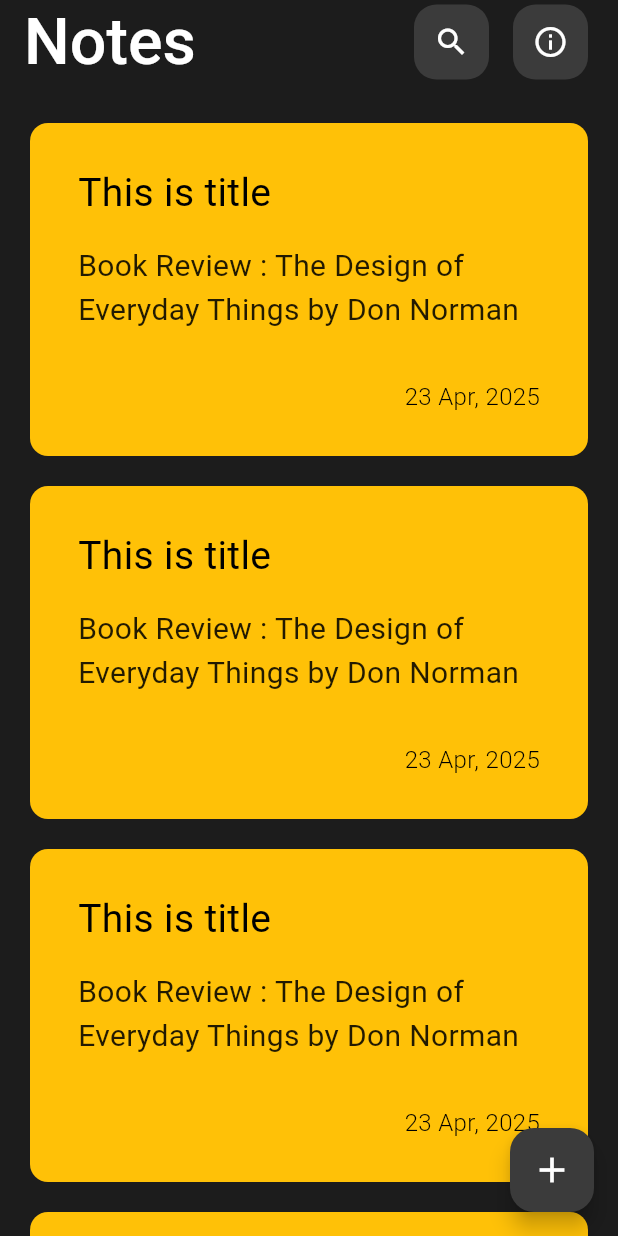
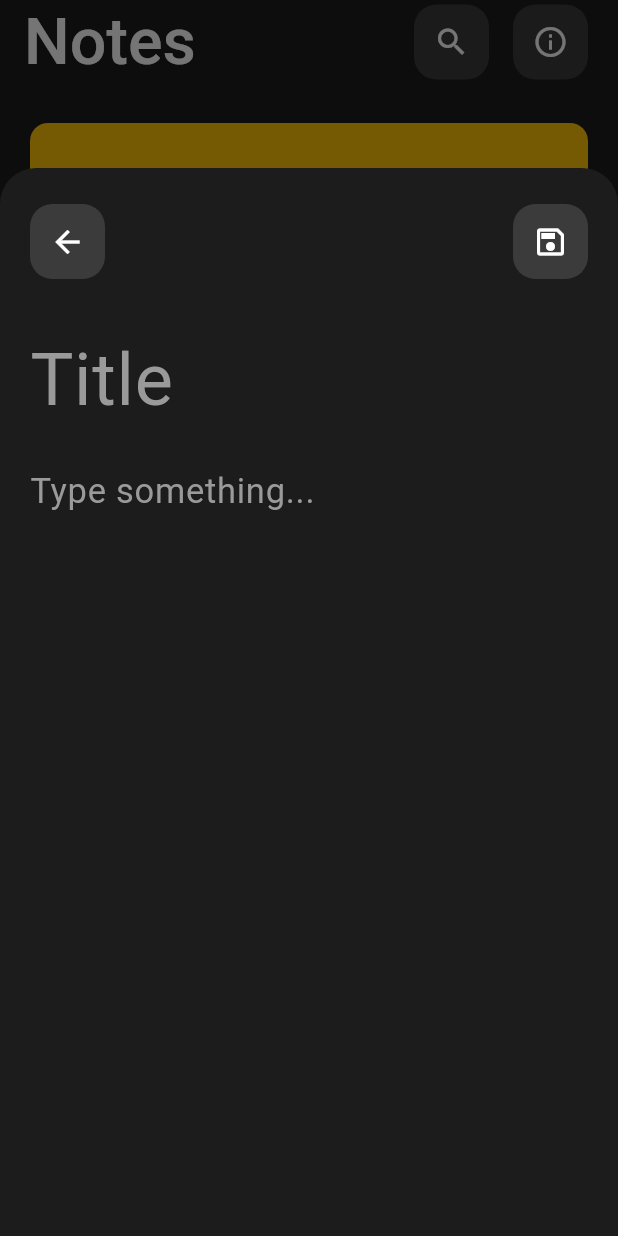
Before and after one commit to ahmedhamodaa/notes_app, a Flutter app: the screen it shows after launch, after a tap on the "add" icon, on a phone screen of 412 x 824 dp. Run offline on Flutter 3.47's test engine with Material 3 defaults, Android fonts, the phone set to English and light mode, and no system bars; drawn by our look-alikes of flutter_slidable; Roboto replaces fonts that are missing (Nunito).

Commit message:
add note bottom sheet and note text field

```diff
--- a/lib/constants.dart
+++ b/lib/constants.dart
@@ -3,3 +3,4 @@ import 'package:flutter/material.dart';
 Color kColorPrimary = Color(0xff1C1C1C);
 Color kColorSecondary = Color(0xff3B3B3B);
 Color kColorOnPrimary = Colors.white;
+Color kColorHint = Color(0xff9A9A9A);
--- a/lib/theme.dart
+++ b/lib/theme.dart
@@ -3,6 +3,11 @@ import 'package:notes_app/constants.dart';
 
 ThemeData themeData() {
   return ThemeData(
+    textSelectionTheme: TextSelectionThemeData(
+      cursorColor: Colors.white,
+      selectionColor: Colors.amber.withValues(alpha: 0.4),
+      selectionHandleColor: Colors.amber,
+    ),
     scaffoldBackgroundColor: kColorPrimary,
     brightness: Brightness.dark,
     fontFamily: 'Nunito',
--- a/lib/views/notes_view.dart
+++ b/lib/views/notes_view.dart
@@ -1,6 +1,9 @@
 import 'package:flutter/material.dart';
 import 'package:flutter_slidable/flutter_slidable.dart';
+import 'package:notes_app/constants.dart';
+import 'package:notes_app/widgets/add_note_bottom_sheet.dart';
 import 'package:notes_app/widgets/custom_app_bar.dart';
+import 'package:notes_app/widgets/note_item.dart';
 
 void doNothing(BuildContext context) {}
 
@@ -20,94 +23,7 @@ class NotesView extends StatelessWidget {
             delegate: SliverChildBuilderDelegate(
               addAutomaticKeepAlives: true,
               childCount: 10,
-
-              (context, index) => Padding(
-                padding: EdgeInsets.symmetric(vertical: 10),
-                child: Slidable(
-                  key: const ValueKey(0),
-
-                  startActionPane: ActionPane(
-                    motion: const DrawerMotion(),
-                    dismissible: DismissiblePane(onDismissed: () {}),
-
-                    children: const [
-                      SlidableAction(
-                        onPressed: doNothing,
-                        backgroundColor: Color(0xFFFE4A49),
-                        foregroundColor: Colors.white,
-                        icon: Icons.delete_rounded,
-                        borderRadius: BorderRadius.horizontal(
-                          right: Radius.circular(12),
-                        ),
-                      ),
-                    ],
-                  ),
-
-                  endActionPane: const ActionPane(
-                    motion: DrawerMotion(),
-                    children: [
-                      SlidableAction(
-                        onPressed: doNothing,
-                        backgroundColor: Color(0xFF21B7CA),
-                        foregroundColor: Colors.white,
-                        icon: Icons.share,
-                        borderRadius: BorderRadius.horizontal(
-                          left: Radius.circular(12),
-                        ),
-                        // label: 'Share',
-                      ),
-                    ],
-                  ),
-
-                  child: Container(
-                    padding: EdgeInsets.symmetric(horizontal: 32, vertical: 28),
-                    margin: EdgeInsets.symmetric(horizontal: 20),
-
-                    decoration: BoxDecoration(
-                      borderRadius: BorderRadius.circular(12),
-                      color: Colors.amber,
-                    ),
-                    child: Column(
-                      spacing: 16,
-                      crossAxisAlignment: CrossAxisAlignment.start,
-                      children: [
-                        Text(
-                          'This is title',
-                          style: TextStyle(
-                            color: Colors.black,
-                            fontSize: 26,
-                            fontWeight: FontWeight.w400,
-                          ),
-                        ),
-                        Text(
-                          'Book Review : The Design of Everyday Things by Don Norman',
-                          style: TextStyle(
-                            color: Colors.black87,
-
-                            fontSize: 20,
-                            fontWeight: FontWeight.w400,
-                          ),
-                        ),
-                        SizedBox(),
-                        Row(
-                          mainAxisAlignment: MainAxisAlignment.end,
-                          children: [
-                            Text(
-                              '23 Apr, 2025',
-                              style: TextStyle(
-                                color: Colors.black,
-
-                                fontSize: 16,
-                                fontWeight: FontWeight.w300,
-                              ),
-                            ),
-                          ],
-                        ),
-                      ],
-                    ),
-                  ),
-                ),
-              ),
+              (context, index) => NoteItem(),
             ),
           ),
         ],
@@ -115,7 +31,15 @@ class NotesView extends StatelessWidget {
 
       floatingActionButton: FloatingActionButton(
         onPressed: () {
-          // Add your action here
+          showModalBottomSheet(
+            isScrollControlled: true,
+            backgroundColor: kColorPrimary,
+            shape: RoundedRectangleBorder(
+              borderRadius: BorderRadius.vertical(top: Radius.circular(24)),
+            ),
+            context: context,
+            builder: (context) => AddNoteBottomSheet(),
+          );
         },
         child: Icon(Icons.add),
       ),
--- /dev/null
+++ b/lib/widgets/add_note_bottom_sheet.dart
@@ -0,0 +1,43 @@
+import 'package:flutter/material.dart';
+import 'package:notes_app/constants.dart';
+import 'package:notes_app/widgets/note_text_field.dart';
+
+class AddNoteBottomSheet extends StatelessWidget {
+  const AddNoteBottomSheet({super.key});
+
+  @override
+  Widget build(BuildContext context) {
+    return SingleChildScrollView(
+      padding: const EdgeInsets.symmetric(horizontal: 20, vertical: 24),
+      child: Column(
+        crossAxisAlignment: CrossAxisAlignment.start,
+        children: [
+          Row(
+            mainAxisAlignment: MainAxisAlignment.spaceBetween,
+            children: [
+              IconButton(
+                onPressed: () {
+                  Navigator.pop(context);
+                },
+                icon: Icon(Icons.arrow_back),
+              ),
+              IconButton(
+                onPressed: () {
+                  Navigator.pop(context);
+                },
+                icon: Icon(Icons.save_outlined),
+              ),
+            ],
+          ),
+          NoteTextField(fontSize: 48, hintText: 'Title', topPadding: 32),
+          NoteTextField(
+            hintText: 'Type something...',
+            fontSize: 23,
+            minLines: 14,
+            topPadding: 20,
+          ),
+        ],
+      ),
+    );
+  }
+}
--- /dev/null
+++ b/lib/widgets/note_item.dart
@@ -0,0 +1,94 @@
+import 'package:flutter/material.dart';
+import 'package:flutter_slidable/flutter_slidable.dart';
+import 'package:notes_app/views/notes_view.dart';
+
+class NoteItem extends StatelessWidget {
+  const NoteItem({super.key});
+
+  @override
+  Widget build(BuildContext context) {
+    return Padding(
+      padding: EdgeInsets.symmetric(vertical: 10),
+      child: Slidable(
+        key: const ValueKey(0),
+
+        startActionPane: ActionPane(
+          motion: const DrawerMotion(),
+          dismissible: DismissiblePane(onDismissed: () {}),
+
+          children: const [
+            SlidableAction(
+              onPressed: doNothing,
+              backgroundColor: Color(0xFFFE4A49),
+              foregroundColor: Colors.white,
+              icon: Icons.delete_rounded,
+              borderRadius: BorderRadius.horizontal(right: Radius.circular(12)),
+            ),
+          ],
+        ),
+
+        endActionPane: const ActionPane(
+          motion: DrawerMotion(),
+          children: [
+            SlidableAction(
+              onPressed: doNothing,
+              backgroundColor: Color(0xFF21B7CA),
+              foregroundColor: Colors.white,
+              icon: Icons.share,
+              borderRadius: BorderRadius.horizontal(left: Radius.circular(12)),
+              // label: 'Share',
+            ),
+          ],
+        ),
+
+        child: Container(
+          padding: EdgeInsets.symmetric(horizontal: 32, vertical: 28),
+          margin: EdgeInsets.symmetric(horizontal: 20),
+
+          decoration: BoxDecoration(
+            borderRadius: BorderRadius.circular(12),
+            color: Colors.amber,
+          ),
+          child: Column(
+            spacing: 16,
+            crossAxisAlignment: CrossAxisAlignment.start,
+            children: [
+              Text(
+                'This is title',
+                style: TextStyle(
+                  color: Colors.black,
+                  fontSize: 26,
+                  fontWeight: FontWeight.w400,
+                ),
+              ),
+              Text(
+                'Book Review : The Design of Everyday Things by Don Norman',
+                style: TextStyle(
+                  color: Colors.black87,
+
+                  fontSize: 20,
+                  fontWeight: FontWeight.w400,
+                ),
+              ),
+              SizedBox(),
+              Row(
+                mainAxisAlignment: MainAxisAlignment.end,
+                children: [
+                  Text(
+                    '23 Apr, 2025',
+                    style: TextStyle(
+                      color: Colors.black,
+
+                      fontSize: 16,
+                      fontWeight: FontWeight.w300,
+                    ),
+                  ),
+                ],
+              ),
+            ],
+          ),
+        ),
+      ),
+    );
+  }
+}
--- /dev/null
+++ b/lib/widgets/note_text_field.dart
@@ -0,0 +1,34 @@
+import 'package:flutter/material.dart';
+import 'package:notes_app/constants.dart';
+
+class NoteTextField extends StatelessWidget {
+  const NoteTextField({
+    super.key,
+    this.minLines = 1,
+    required this.fontSize,
+    required this.hintText,
+    this.topPadding = 8,
+  });
+
+  final int minLines;
+  final double fontSize;
+  final String hintText;
+  final double topPadding;
+
+  @override
+  Widget build(BuildContext context) {
+    return TextField(
+      selectionControls: MaterialTextSelectionControls(),
+      minLines: minLines,
+      maxLines: null,
+      keyboardType: TextInputType.multiline,
+      style: TextStyle(fontSize: fontSize, fontWeight: FontWeight.w400),
+      decoration: InputDecoration(
+        contentPadding: EdgeInsets.only(top: topPadding),
+        hintText: hintText,
+        hintStyle: TextStyle(color: kColorHint),
+        border: InputBorder.none,
+      ),
+    );
+  }
+}
```
